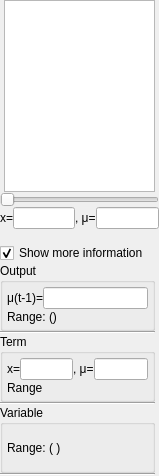
Qt form qtfuzzylite/ui/Control.ui (fuzzylite/fuzzylite) before a commit.
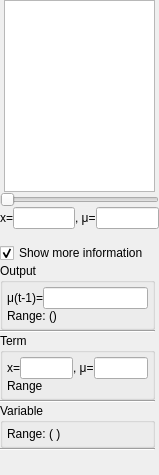
The same form after that commit. Custom widgets are drawn as their Qt base class.

Commit message: Moved to NetBeans, and fixed freezing ui

Patch:
```diff
--- a/qtfuzzylite/ui/Control.ui
+++ b/qtfuzzylite/ui/Control.ui
@@ -7,7 +7,7 @@
     <x>0</x>
     <y>0</y>
     <width>159</width>
-    <height>476</height>
+    <height>475</height>
    </rect>
   </property>
   <property name="font">
@@ -160,7 +160,7 @@
      <item>
       <widget class="QLabel" name="lbl_fuzzy">
        <property name="sizePolicy">
-        <sizepolicy hsizetype="Maximum" vsizetype="Maximum">
+        <sizepolicy hsizetype="Ignored" vsizetype="Maximum">
          <horstretch>0</horstretch>
          <verstretch>0</verstretch>
         </sizepolicy>
@@ -171,9 +171,6 @@
        <property name="alignment">
         <set>Qt::AlignCenter</set>
        </property>
-       <property name="wordWrap">
-        <bool>false</bool>
-       </property>
       </widget>
      </item>
     </layout>
@@ -391,6 +388,22 @@
      </layout>
     </widget>
    </item>
+   <item>
+    <spacer name="verticalSpacer_2">
+     <property name="orientation">
+      <enum>Qt::Vertical</enum>
+     </property>
+     <property name="sizeType">
+      <enum>QSizePolicy::Expanding</enum>
+     </property>
+     <property name="sizeHint" stdset="0">
+      <size>
+       <width>20</width>
+       <height>0</height>
+      </size>
+     </property>
+    </spacer>
+   </item>
   </layout>
  </widget>
  <customwidgets>
```
Left out of the diff: 3 changed lines with no effect on the pictures. The commit also changes 3 other files.
